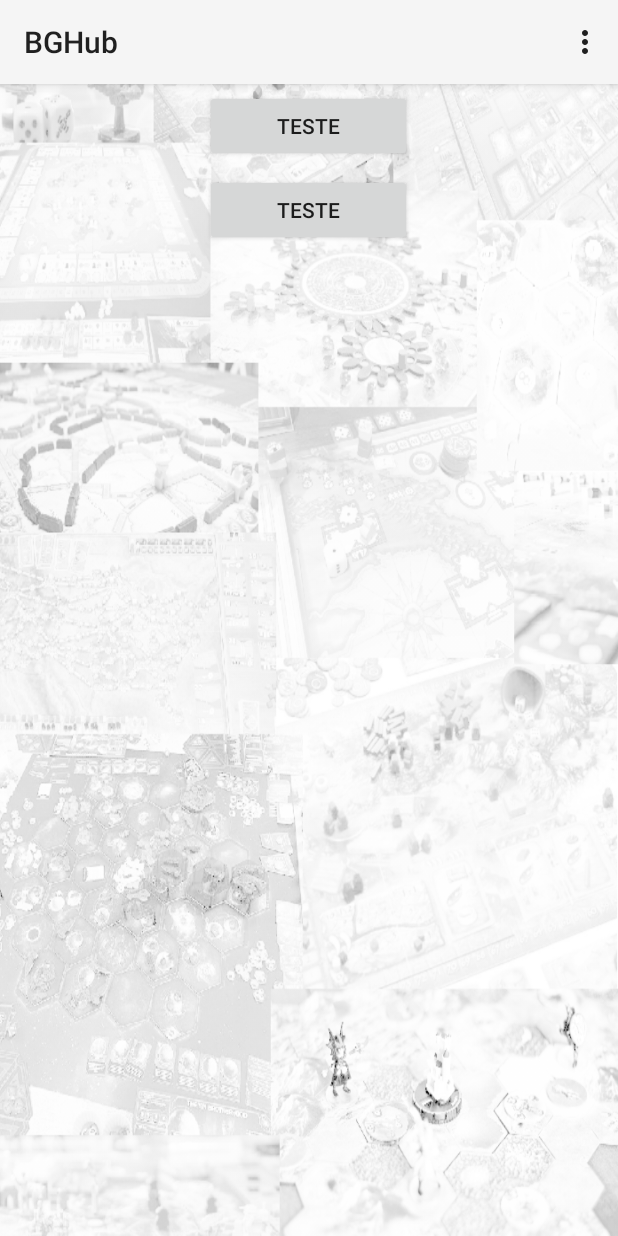
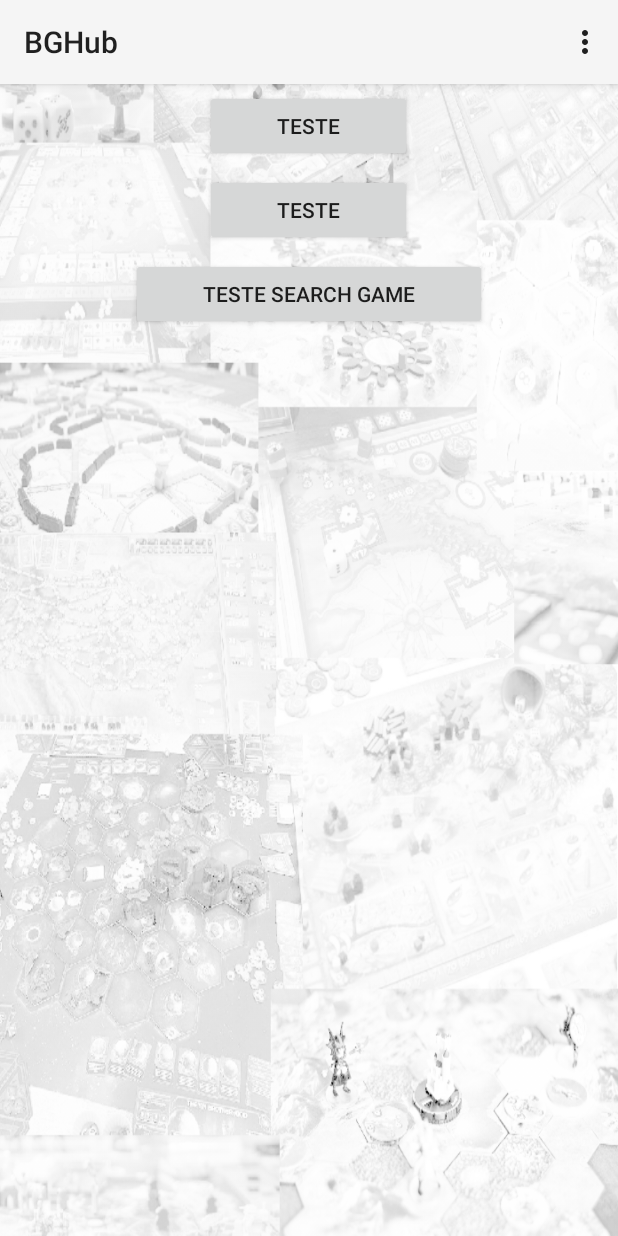
Before and after one commit to lcgal/BGHub, an Android app: the MainActivity screen opened directly, with no data from a screen before it, on a phone screen of 412 x 824 dp. Run offline under Robolectric (Android 15) with nearby library versions, the phone set to English and light mode, and no system bars; our stand-ins replace Dagger/Hilt's generated code; libraries missing offline, so code that uses them is left out: com.facebook, com.facebook.login.

Commit message:
SearchForGames properly binding game rooms to cardview

```diff
--- a/app/src/main/java/com/example/bghub/Views/Main/MainActivity.java
+++ b/app/src/main/java/com/example/bghub/Views/Main/MainActivity.java
@@ -36,6 +36,8 @@ public class MainActivity extends AppCompatActivity implements MainContract.View
     Button mLogoutButton;
 
     Button mOfferGameButton;
+
+    Button mTriggerUpdateButton;
 
     Button mSearchGameButton;
 
@@ -82,13 +84,21 @@ public class MainActivity extends AppCompatActivity implements MainContract.View
             }
         });
 
-        mSearchGameButton = findViewById(R.id.search_game_button);
-        mSearchGameButton.setOnClickListener(new OnSingleClickListener() {
+        mTriggerUpdateButton = findViewById(R.id.search_game_button);
+        mTriggerUpdateButton.setOnClickListener(new OnSingleClickListener() {
             @Override
             public void onSingleClick(View view) {
                 WorkRequest myWorkRequest = OneTimeWorkRequest.from(UpdateGameRoomsWorker.class);
                 WorkManager.getInstance(BGHubApplication.getAppContext()).enqueue(myWorkRequest);
                 //openSearchGameFragment();
+            }
+        });
+
+        mSearchGameButton = findViewById(R.id.search_game_button2);
+        mSearchGameButton.setOnClickListener(new OnSingleClickListener() {
+            @Override
+            public void onSingleClick(View view) {
+                openSearchGameFragment();
             }
         });
 
@@ -118,7 +128,7 @@ public class MainActivity extends AppCompatActivity implements MainContract.View
     private void openSearchGameFragment(){
         FragmentManager manager = getSupportFragmentManager();
         FragmentTransaction transaction = manager.beginTransaction();
-        SearchGameFragment fragment = new SearchGameFragment();
+        SearchGameFragment fragment = mPresenter.provideSearchGameFragment();
         transaction.replace(R.id.frameLayout, fragment);
         transaction.addToBackStack(null);
         transaction.commit();
--- a/app/src/main/java/com/example/bghub/Views/Main/MainContract.java
+++ b/app/src/main/java/com/example/bghub/Views/Main/MainContract.java
@@ -2,6 +2,7 @@ package com.example.bghub.Views.Main;
 
 import com.example.bghub.Models.Games.Game;
 import com.example.bghub.Views.Fragments.OfferGameFragment;
+import com.example.bghub.Views.Fragments.SearchGameFragment;
 
 import java.util.List;
 
@@ -19,7 +20,9 @@ public interface MainContract {
 
         List<Game> getGames();
 
-        public OfferGameFragment provideOfferGameFragment();
+        OfferGameFragment provideOfferGameFragment();
+
+        SearchGameFragment provideSearchGameFragment();
 
 
     }
--- a/app/src/main/java/com/example/bghub/Views/Main/MainPresenter.java
+++ b/app/src/main/java/com/example/bghub/Views/Main/MainPresenter.java
@@ -4,6 +4,7 @@ import com.example.bghub.Models.Games.Game;
 import com.example.bghub.Repositories.Data.DataContract;
 import com.example.bghub.Repositories.Http.HttpContract;
 import com.example.bghub.Views.Fragments.OfferGameFragment;
+import com.example.bghub.Views.Fragments.SearchGameFragment;
 
 import java.util.List;
 
@@ -44,6 +45,11 @@ public class MainPresenter implements MainContract.Presenter {
     }
 
     @Override
+    public SearchGameFragment provideSearchGameFragment() {
+        return SearchGameFragment.newInstance(mDataRepository, mHttpRepository);
+    }
+
+    @Override
     public void logout() {
         mDataRepository.endSession();
     }
--- a/app/src/main/res/layout/activity_main.xml
+++ b/app/src/main/res/layout/activity_main.xml
@@ -50,6 +50,16 @@
             android:paddingRight="48dp"
             android:text="Teste" />
 
+        <Button
+            android:id="@+id/search_game_button2"
+            android:layout_width="wrap_content"
+            android:layout_height="wrap_content"
+            android:layout_gravity="center_horizontal"
+            android:layout_marginVertical="@dimen/padding_half"
+            android:paddingLeft="48dp"
+            android:paddingRight="48dp"
+            android:text="Teste search game" />
+
     </LinearLayout>
 
 </androidx.constraintlayout.widget.ConstraintLayout>
--- a/app/src/main/res/layout/card_view_game.xml
+++ b/app/src/main/res/layout/card_view_game.xml
@@ -17,7 +17,7 @@
             android:padding="12dp">
 
             <ImageView
-                android:id="@+id/image_view_profile_pic"
+                android:id="@+id/game_image"
                 android:layout_width="200dp"
                 android:layout_height="200dp"
                 android:adjustViewBounds="true"
@@ -28,7 +28,7 @@
                 android:id="@+id/game_name"
                 android:layout_width="wrap_content"
                 android:layout_height="wrap_content"
-                android:layout_below="@id/image_view_profile_pic"
+                android:layout_below="@id/game_image"
                 android:textSize="24sp"
                 android:layout_centerHorizontal="true"
                 tools:text="Terra Mystica" />
```
Also changed, not shown: app/src/main/java/com/example/bghub/Views/Fragments/SearchGameFragment.kt (+53 -1 lines), app/src/main/java/com/example/bghub/ui/adapter/GameRoomAdapter.kt (+37 -3 lines).
